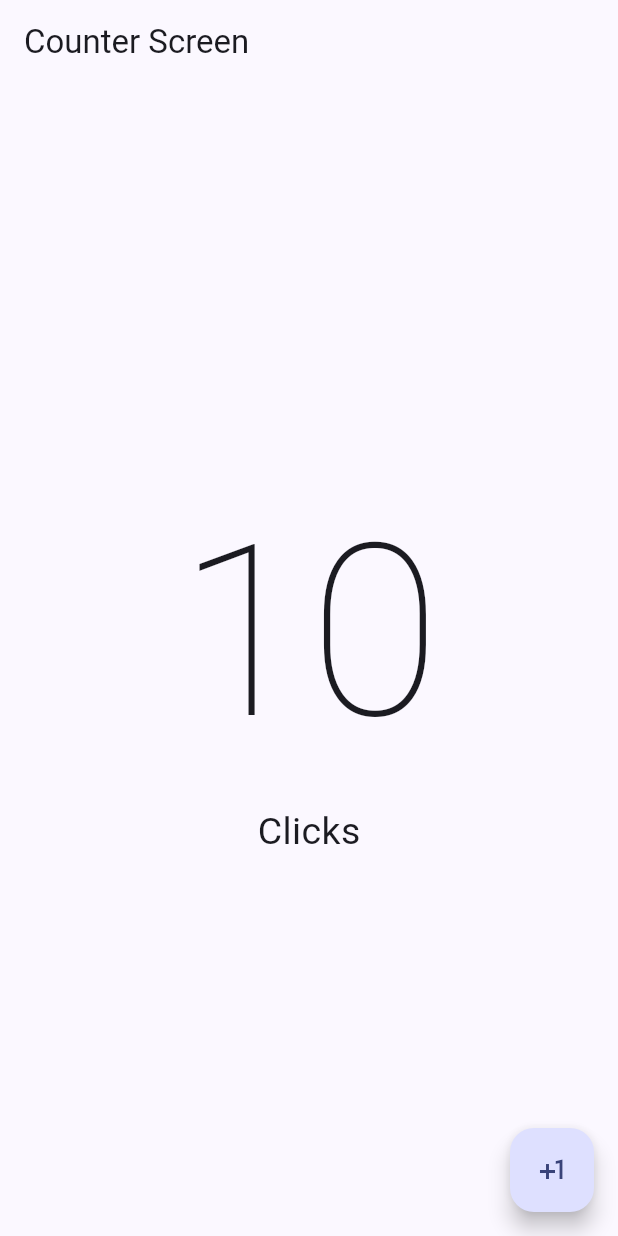
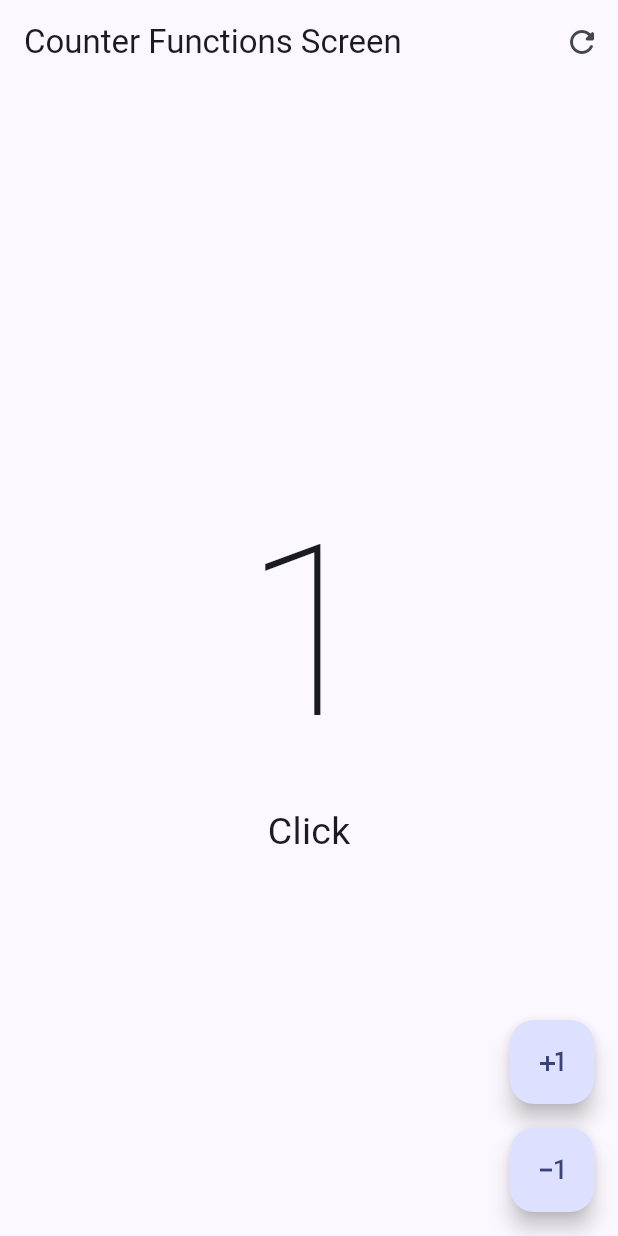
Before and after one commit to frankops11/hello_world_app, a Flutter app: the screen it shows after launch, after a tap on the "plus one" icon, on a phone screen of 412 x 824 dp. Run offline on Flutter 3.47's test engine with Material 2 defaults, Android fonts, the phone set to English and light mode, and no system bars.

Commit message:
counter app

```diff
--- a/lib/main.dart
+++ b/lib/main.dart
@@ -1,5 +1,6 @@
 import 'package:flutter/material.dart';
-import 'package:hello_world_app/presentation/counter_screen.dart';
+import 'package:hello_world_app/presentation/counter_functions_screen.dart';
+// import 'package:hello_world_app/presentation/counter_screen.dart';
 
 void main() {
   runApp(const MyApp());
@@ -13,6 +14,6 @@ class MyApp extends StatelessWidget {
     return MaterialApp(
         debugShowCheckedModeBanner: false,
         theme: ThemeData(useMaterial3: true, colorSchemeSeed: Colors.indigo),
-        home: const CounterScreen());
+        home: const CounterFunctionsScreen());
   }
 }
--- /dev/null
+++ b/lib/presentation/counter_functions_screen.dart
@@ -0,0 +1,69 @@
+import 'package:flutter/material.dart';
+
+class CounterFunctionsScreen extends StatefulWidget {
+  const CounterFunctionsScreen({super.key});
+
+  @override
+  State<CounterFunctionsScreen> createState() => _CounterFunctionsScreenState();
+}
+
+class _CounterFunctionsScreenState extends State<CounterFunctionsScreen> {
+  int counter = 0;
+
+  @override
+  Widget build(BuildContext context) {
+    return Scaffold(
+        appBar: AppBar(
+          title: const Text('Counter Functions Screen'),
+          actions: [
+            IconButton(
+              icon: const Icon(Icons.refresh_rounded),
+              onPressed: () {
+                setState(() {
+                  counter = 0;
+                });
+              },
+            ),
+          ],
+        ),
+        body: Center(
+            child: Column(
+          mainAxisAlignment: MainAxisAlignment.center,
+          children: [
+            Text(
+              '$counter',
+              style:
+                  const TextStyle(fontSize: 160, fontWeight: FontWeight.w100),
+            ),
+            Text(
+              counter == 1 ? 'Click' : 'Clicks',
+              style: const TextStyle(fontSize: 25),
+            )
+          ],
+        )),
+        floatingActionButton: Column(
+          mainAxisAlignment: MainAxisAlignment.end,
+          children: [
+            FloatingActionButton(
+              onPressed: () {
+                setState(() {
+                  counter = counter + 1;
+                });
+              },
+              child: const Icon(Icons.plus_one),
+            ),
+            const SizedBox(
+              height: 16,
+            ),
+            FloatingActionButton(
+              onPressed: () {
+                setState(() {
+                  counter = counter -= 1;
+                });
+              },
+              child: const Icon(Icons.exposure_minus_1_outlined),
+            ),
+          ],
+        ));
+  }
+}
--- a/lib/presentation/counter_screen.dart
+++ b/lib/presentation/counter_screen.dart
@@ -1,7 +1,14 @@
 import 'package:flutter/material.dart';
 
-class CounterScreen extends StatelessWidget {
+class CounterScreen extends StatefulWidget {
   const CounterScreen({super.key});
+
+  @override
+  State<CounterScreen> createState() => _CounterScreenState();
+}
+
+class _CounterScreenState extends State<CounterScreen> {
+  int counter = 0;
 
   @override
   Widget build(BuildContext context) {
@@ -9,22 +16,26 @@ class CounterScreen extends StatelessWidget {
       appBar: AppBar(
         title: const Text('Counter Screen'),
       ),
-      body: const Center(
+      body: Center(
           child: Column(
         mainAxisAlignment: MainAxisAlignment.center,
         children: [
           Text(
-            '10',
-            style: TextStyle(fontSize: 160, fontWeight: FontWeight.w100),
+            '$counter',
+            style: const TextStyle(fontSize: 160, fontWeight: FontWeight.w100),
           ),
           Text(
-            'Clicks',
-            style: TextStyle(fontSize: 25),
+            counter == 1 ? 'Click' : 'Clicks',
+            style: const TextStyle(fontSize: 25),
           )
         ],
       )),
       floatingActionButton: FloatingActionButton(
-        onPressed: () {},
+        onPressed: () {
+          setState(() {
+            counter = counter + 1;
+          });
+        },
         child: const Icon(Icons.plus_one),
       ),
     );
```
